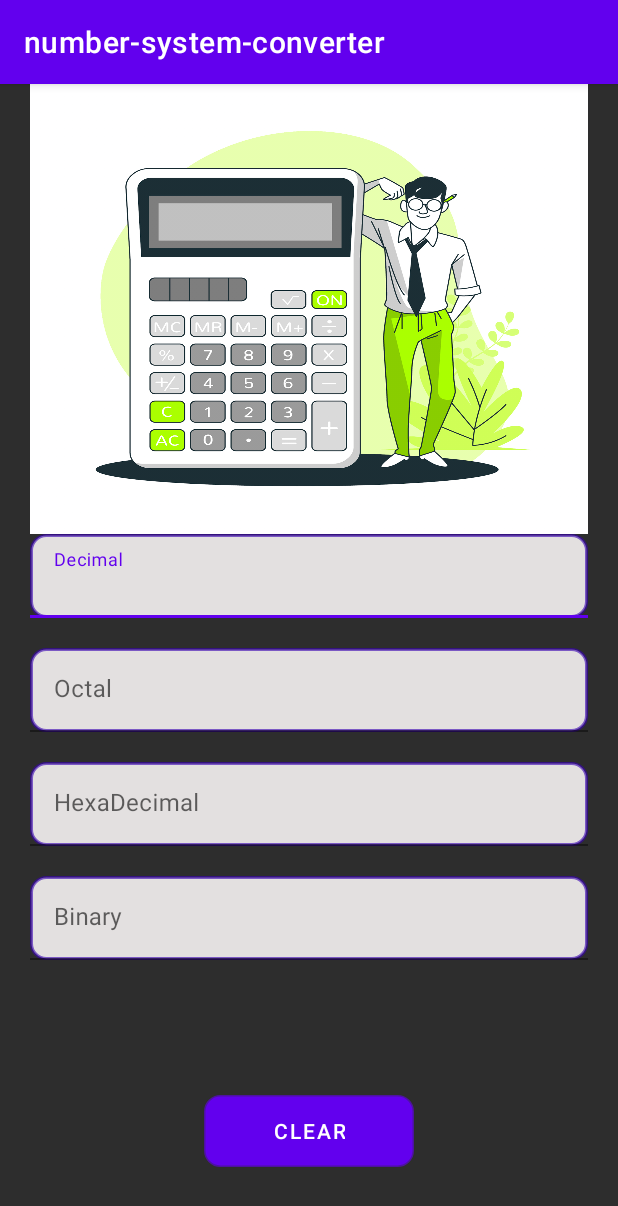
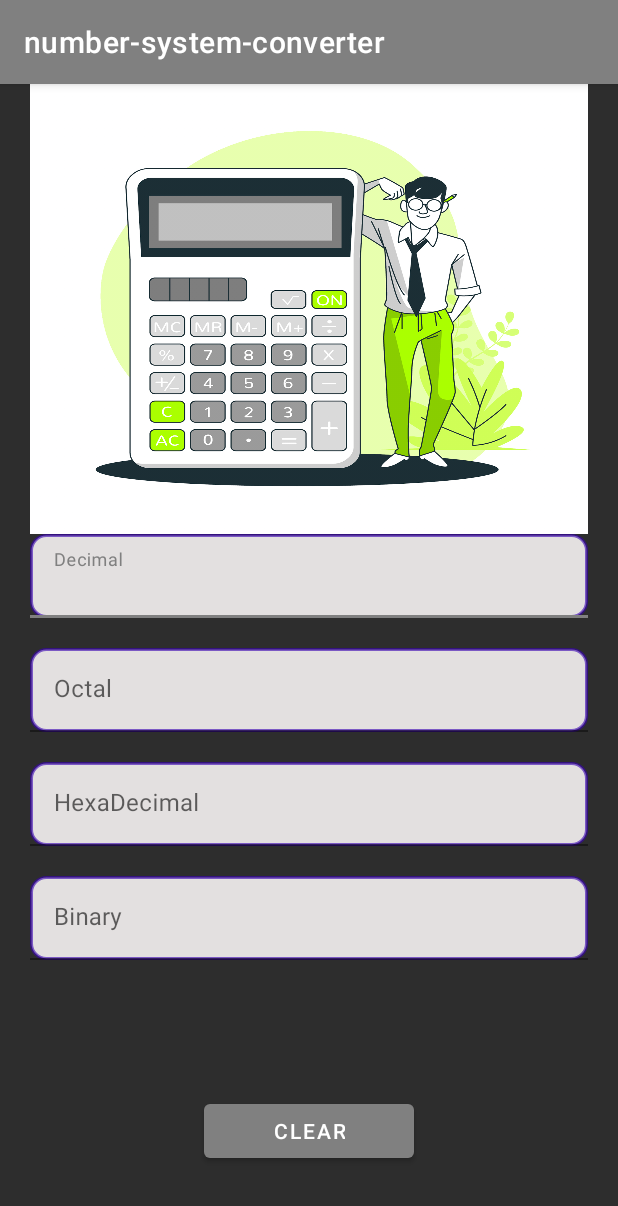
Before and after one commit to kareem-01/number-systems-converter, an Android app: the screen it shows after launch (MainActivity), on a phone screen of 412 x 824 dp. Shown: the top 1206 px of the screen. Run offline under Robolectric (Android 15) with nearby library versions, the phone set to English and light mode, and no system bars.

Commit message:
changed colours in layout

```diff
--- a/app/build.gradle
+++ b/app/build.gradle
@@ -41,4 +41,6 @@ dependencies {
     testImplementation 'junit:junit:4.13.2'
     androidTestImplementation 'androidx.test.ext:junit:1.1.5'
     androidTestImplementation 'androidx.test.espresso:espresso-core:3.5.1'
+    implementation("com.google.android.material:material:1.9.0-alpha02")
+
 }
--- a/app/src/main/res/layout/activity_main.xml
+++ b/app/src/main/res/layout/activity_main.xml
@@ -89,7 +89,9 @@
                 android:digits="@string/binary_allowed_digits"
                 android:hint="@string/binary_name"
                 android:inputType="number"
-                android:minHeight="@dimen/minimum_text_height" />
+                android:minHeight="@dimen/minimum_text_height"
+                android:textColor="#FFFFFF"
+                />
         </com.google.android.material.textfield.TextInputLayout>
 
         <Button
@@ -100,7 +102,6 @@
 
             android:layout_marginHorizontal="@dimen/clear_horizontal_margin"
             android:layout_marginTop="@dimen/button_margin_top"
-            android:background="@drawable/numbers_background"
             android:paddingHorizontal="46dp"
             android:paddingVertical="@dimen/clear_button_vertical_padding"
             android:text="@string/button_clear" />
--- a/app/src/main/res/values/colors.xml
+++ b/app/src/main/res/values/colors.xml
@@ -10,4 +10,5 @@
     <color name="background_end_color">#AE691DD8</color>
     <color name="background_start_color">#18DDCA</color>
     <color name="main_background_color">#5C5C5C</color>
+    <color name="dark_grey">#808080</color>
 </resources>
--- a/app/src/main/res/values/themes.xml
+++ b/app/src/main/res/values/themes.xml
@@ -2,8 +2,8 @@
     <!-- Base application theme. -->
     <style name="Theme.Number_system_converter" parent="Theme.MaterialComponents.DayNight.DarkActionBar">
         <!-- Primary brand color. -->
-        <item name="colorPrimary">@color/purple_500</item>
-        <item name="colorPrimaryVariant">@color/purple_700</item>
+        <item name="colorPrimary">@color/dark_grey</item>
+        <item name="colorPrimaryVariant">@color/dark_grey</item>
         <item name="colorOnPrimary">@color/white</item>
         <!-- Secondary brand color. -->
         <item name="colorSecondary">@color/teal_200</item>
```
Also changed, not shown: app/src/main/res/drawable/background.xml (deleted, +0 -10 lines).
